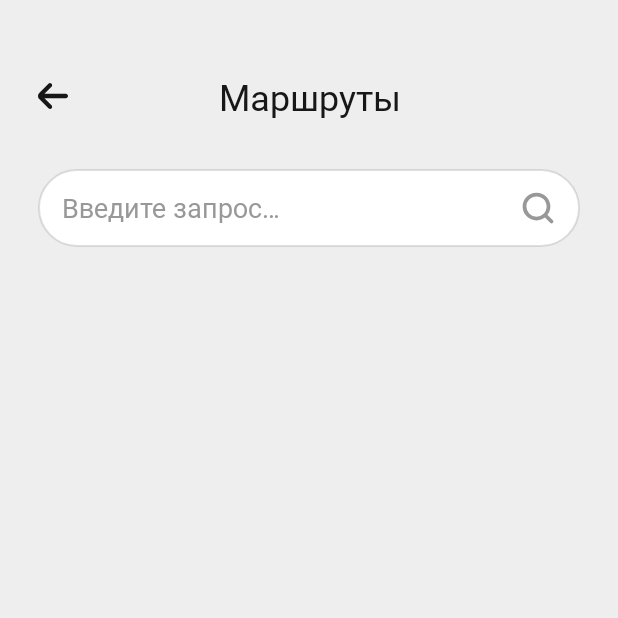
After one commit to SocialAutoanswer/Excursion-android, an Android app: the fragment TownRouteTypesFragment shown on its own in the app's theme, on a phone screen of 412 x 824 dp, the top half of it. The commit adds this screen. Run offline under Robolectric (Android 15) with nearby library versions, the phone set to English and light mode, and no system bars.

Commit message:
Implement fragment with back button example

```diff
--- a/android-kit/src/main/java/ru/bibaboba/kit/ui/BaseFragment.kt
+++ b/android-kit/src/main/java/ru/bibaboba/kit/ui/BaseFragment.kt
@@ -25,7 +25,7 @@ abstract class BaseFragment<VB: ViewBinding> (private val bindingClass: Class<VB
     @CallSuper
     override fun onViewCreated(view: View, savedInstanceState: Bundle?) {
         getStartData()
-        setUpViews()
+        setUpViews(view)
         setUpObservers()
     }
 
@@ -33,7 +33,7 @@ abstract class BaseFragment<VB: ViewBinding> (private val bindingClass: Class<VB
     protected open fun getStartData() { }
 
     /** Here you can set up text, click listeners etc */
-    protected open fun setUpViews() { }
+    protected open fun setUpViews(view: View) { }
 
     /** Here you can set up observers for [LiveData] or anything other observable */
     protected open fun setUpObservers() { }
--- a/app/src/main/java/ru/exursion/MainActivity.kt
+++ b/app/src/main/java/ru/exursion/MainActivity.kt
@@ -2,11 +2,14 @@ package ru.exursion
 
 import androidx.appcompat.app.AppCompatActivity
 import android.os.Bundle
+import androidx.navigation.NavController
 import androidx.navigation.fragment.NavHostFragment
 import androidx.navigation.ui.setupWithNavController
 import ru.exursion.databinding.ActivityMainBinding
 
 class MainActivity : AppCompatActivity() {
+
+    private var navController: NavController? = null
 
     override fun onCreate(savedInstanceState: Bundle?) {
         super.onCreate(savedInstanceState)
@@ -15,10 +18,15 @@ class MainActivity : AppCompatActivity() {
         setContentView(binding.root)
 
         val navHostFragment = supportFragmentManager.findFragmentById(R.id.nav_container) as NavHostFragment
+        navController = navHostFragment.navController
 
         with(binding) {
             mainBottomNavigation.itemIconTintList = null
-            mainBottomNavigation.setupWithNavController(navHostFragment.navController)
+            navController?.let { mainBottomNavigation.setupWithNavController(it) }
         }
     }
+
+    override fun onBackPressed() {
+        if (navController?.popBackStack() == false) super.onBackPressed()
+    }
 }
--- a/app/src/main/java/ru/exursion/SplashActivity.kt
+++ b/app/src/main/java/ru/exursion/SplashActivity.kt
@@ -16,6 +16,7 @@ class SplashActivity : AppCompatActivity() {
 
         binding.animationView.startAnimatedVectorDrawable(R.drawable.animation_splash) {
             startActivity(Intent(this, MainActivity::class.java))
+            finish()
         }
     }
 
--- a/app/src/main/java/ru/exursion/routes/TownsDelegateAdapter.kt
+++ b/app/src/main/java/ru/exursion/routes/TownsDelegateAdapter.kt
@@ -4,10 +4,13 @@ import com.bumptech.glide.Glide
 import com.livermor.delegateadapter.delegate.ViewBindingDelegateAdapter
 import ru.exursion.databinding.ItemTownBinding
 
-class TownsDelegateAdapter : ViewBindingDelegateAdapter<TownItem, ItemTownBinding>(ItemTownBinding::inflate) {
+class TownsDelegateAdapter(
+    private val onTownClick: (TownItem) -> Unit
+) : ViewBindingDelegateAdapter<TownItem, ItemTownBinding>(ItemTownBinding::inflate) {
 
     override fun ItemTownBinding.onBind(item: TownItem) {
         townName.text = item.name
+        root.setOnClickListener { onTownClick(item) }
 
         Glide.with(backgroundImage)
             .load(item.image)
--- a/app/src/main/java/ru/exursion/routes/ui/ChooseTownFragment.kt
+++ b/app/src/main/java/ru/exursion/routes/ui/ChooseTownFragment.kt
@@ -1,20 +1,19 @@
 package ru.exursion.routes.ui
 
 import android.content.Context
-import android.os.Bundle
-import android.view.LayoutInflater
+
 import android.view.View
-import android.view.ViewGroup
 import androidx.core.view.isVisible
 import androidx.fragment.app.viewModels
 import androidx.lifecycle.ViewModelProvider
+import androidx.navigation.fragment.findNavController
 import com.livermor.delegateadapter.delegate.CompositeDelegateAdapter
 import ru.bibaboba.kit.states.StateMachine
 import ru.bibaboba.kit.ui.BaseFragment
+import ru.exursion.R
 import ru.exursion.databinding.FragmentChooseTownBinding
 import ru.exursion.inject
 import ru.exursion.routes.TownsDelegateAdapter
-import ru.exursion.routes.TownsUseCase
 import ru.exursion.routes.vm.ChooseTownViewModel
 import javax.inject.Inject
 
@@ -30,14 +29,16 @@ class ChooseTownFragment : BaseFragment<FragmentChooseTownBinding>(FragmentChoos
         .addReadyState()
         .build()
 
-    private val adapter = CompositeDelegateAdapter(TownsDelegateAdapter())
+    private val adapter = CompositeDelegateAdapter(TownsDelegateAdapter {
+        findNavController().navigate(R.id.fragment_town_routes)
+    })
 
     override fun onAttach(context: Context) {
         super.onAttach(context)
         inject()
     }
 
-    override fun setUpViews() {
+    override fun setUpViews(view: View) {
         binding.townsList.adapter = adapter
     }
 
--- /dev/null
+++ b/app/src/main/java/ru/exursion/routes/ui/TownRouteTypesFragment.kt
@@ -0,0 +1,13 @@
+package ru.exursion.routes.ui
+
+import ru.exursion.R
+import ru.exursion.databinding.FragmentTownRouteTypesBinding
+import ru.exursion.shared.ui.BackButtonFragment
+
+class TownRouteTypesFragment : BackButtonFragment<FragmentTownRouteTypesBinding>(FragmentTownRouteTypesBinding::class.java) {
+
+    override fun getTitleId(): Int = R.string.screen_town_routes_title
+
+
+
+}
--- /dev/null
+++ b/app/src/main/java/ru/exursion/routes/vm/TownRouteTypesViewModel.kt
@@ -0,0 +1,13 @@
+package ru.exursion.routes.vm
+
+import ru.bibaboba.kit.RxStateViewModel
+import ru.bibaboba.kit.states.Effect
+import ru.bibaboba.kit.states.State
+
+class TownRouteTypesViewModel : RxStateViewModel<TownRouteTypesViewModel.RoutesState, Effect>() {
+
+    sealed class RoutesState : State {
+        data object Loading: RoutesState()
+        //data class Ready(val routes: List<>): RoutesState()
+    }
+}
--- /dev/null
+++ b/app/src/main/java/ru/exursion/shared/ui/BackButtonFragment.kt
@@ -0,0 +1,39 @@
+package ru.exursion.shared.ui
+
+import android.os.Bundle
+import android.view.View
+import androidx.annotation.CallSuper
+import androidx.annotation.StringRes
+import androidx.viewbinding.ViewBinding
+import ru.bibaboba.kit.ui.BaseFragment
+import ru.bibaboba.kit.ui.utils.inflateBinding
+import ru.exursion.databinding.FragmentBackButtonBinding
+
+abstract class BackButtonFragment<VB: ViewBinding>(
+    private val childBindingClass: Class<VB>
+) : BaseFragment<FragmentBackButtonBinding>(FragmentBackButtonBinding::class.java) {
+
+    private var _childBinding: VB? = null
+    protected val childBinding get() = _childBinding!!
+
+    @StringRes
+    protected abstract fun getTitleId(): Int
+
+    @CallSuper
+    override fun onViewCreated(view: View, savedInstanceState: Bundle?) {
+
+        _childBinding = childBindingClass.inflateBinding(layoutInflater, binding.container)
+
+        binding.backButton.setOnClickListener { activity?.onBackPressed() }
+        binding.title.setText(getTitleId())
+        binding.container.addView(childBinding.root)
+
+        super.onViewCreated(view, savedInstanceState)
+    }
+
+    @CallSuper
+    override fun onDestroyView() {
+        super.onDestroyView()
+        _childBinding = null
+    }
+}
--- /dev/null
+++ b/app/src/main/res/drawable/ic_arrow_left.xml
@@ -0,0 +1,9 @@
+<vector xmlns:android="http://schemas.android.com/apk/res/android"
+    android:width="20dp"
+    android:height="17dp"
+    android:viewportWidth="20"
+    android:viewportHeight="17">
+  <path
+      android:pathData="M18.571,7.09H4.286L8.986,2.425C9.12,2.294 9.226,2.137 9.298,1.964C9.371,1.791 9.408,1.606 9.408,1.419C9.408,1.232 9.371,1.046 9.298,0.874C9.226,0.701 9.12,0.544 8.986,0.412C8.718,0.148 8.356,0 7.979,0C7.601,0 7.239,0.148 6.971,0.412L0.843,6.508C0.306,7.038 0.003,7.756 0,8.507C0.007,9.253 0.31,9.966 0.843,10.492L6.971,16.588C7.105,16.719 7.263,16.823 7.436,16.894C7.61,16.965 7.796,17.001 7.984,17C8.171,16.999 8.357,16.962 8.53,16.89C8.703,16.818 8.861,16.713 8.993,16.581C9.125,16.449 9.23,16.292 9.301,16.12C9.372,15.947 9.409,15.763 9.408,15.576C9.407,15.39 9.37,15.206 9.297,15.034C9.225,14.862 9.119,14.706 8.986,14.575L4.286,9.925H18.571C18.95,9.925 19.314,9.776 19.582,9.51C19.85,9.244 20,8.883 20,8.507C20,8.131 19.85,7.771 19.582,7.505C19.314,7.239 18.95,7.09 18.571,7.09Z"
+      android:fillColor="?attr/exc_icon_color_on_background"/>
+</vector>
--- /dev/null
+++ b/app/src/main/res/layout/fragment_back_button.xml
@@ -0,0 +1,24 @@
+<?xml version="1.0" encoding="utf-8"?>
+<LinearLayout xmlns:android="http://schemas.android.com/apk/res/android"
+    xmlns:tools="http://schemas.android.com/tools"
+    style="@style/MatchParent.Vertical">
+
+    <FrameLayout
+        style="@style/MatchParentWrapContent.MarginTop_48dp">
+
+        <ImageView
+            android:id="@+id/back_button"
+            style="@style/Icon.Back" />
+
+        <TextView
+            android:id="@+id/title"
+            style="@style/Text.H2.Center"
+            tools:text="Маршруты" />
+
+    </FrameLayout>
+
+    <FrameLayout
+        android:id="@+id/container"
+        style="@style/MatchParent" />
+
+</LinearLayout>
--- /dev/null
+++ b/app/src/main/res/layout/fragment_town_route_types.xml
@@ -0,0 +1,15 @@
+<?xml version="1.0" encoding="utf-8"?>
+<androidx.constraintlayout.widget.ConstraintLayout xmlns:android="http://schemas.android.com/apk/res/android"
+    xmlns:app="http://schemas.android.com/apk/res-auto"
+    style="@style/MatchParent">
+
+    <ru.exursion.shared.ui.ExcSearchView
+        android:id="@+id/search"
+        style="@style/ExcSearchView.MarginHorizontal_25dp.MarginTop_32dp"
+        android:hint="@string/screen_choose_town_search_hint"
+        app:endIcon="@drawable/ic_search"
+        app:layout_constraintStart_toStartOf="parent"
+        app:layout_constraintEnd_toEndOf="parent"
+        app:layout_constraintTop_toTopOf="parent" />
+
+</androidx.constraintlayout.widget.ConstraintLayout>
--- a/app/src/main/res/navigation/main_navigation.xml
+++ b/app/src/main/res/navigation/main_navigation.xml
@@ -22,4 +22,8 @@
 		android:id="@+id/fragment_profile"
 		android:name="ru.exursion.profile.ProfileFragment" />
 
+	<fragment
+		android:id="@+id/fragment_town_routes"
+		android:name="ru.exursion.routes.ui.TownRouteTypesFragment" />
+
 </navigation>
--- a/app/src/main/res/values/attrs.xml
+++ b/app/src/main/res/values/attrs.xml
@@ -48,6 +48,7 @@
     <attr name="exc_icon_color_primary_active" format="color" />
     <attr name="exc_icon_color_primary_default" format="color" />
     <attr name="exc_icon_near_text_color" format="color" />
+    <attr name="exc_icon_color_on_background" format="color" />
 
 
     <attr name="exc_search_view_style" format="reference" />
--- a/app/src/main/res/values/strings.xml
+++ b/app/src/main/res/values/strings.xml
@@ -11,4 +11,6 @@
     <string name="screen_choose_town_title">Выберите город</string>
     <string name="screen_choose_town_search_hint">Введите запрос…</string>
 
+    <string name="screen_town_routes_title">Маршруты</string>
+
 </resources>
--- a/app/src/main/res/values/styles.xml
+++ b/app/src/main/res/values/styles.xml
@@ -42,6 +42,10 @@
     <style name="MatchParentWrapContent">
         <item name="android:layout_width">match_parent</item>
         <item name="android:layout_height">wrap_content</item>
+    </style>
+
+    <style name="MatchParentWrapContent.MarginTop_48dp">
+        <item name="android:layout_marginTop">48dp</item>
     </style>
 
     <style name="MatchParentWrapContent.Vertical">
--- a/app/src/main/res/values/styles_exc_search_view.xml
+++ b/app/src/main/res/values/styles_exc_search_view.xml
@@ -15,7 +15,12 @@
         <item name="android:layout_marginEnd">25dp</item>
     </style>
 
+    <style name="ExcSearchView.MarginHorizontal_25dp.MarginTop_32dp">
+        <item name="android:layout_marginTop">32dp</item>
+    </style>
+
     <style name="ExcSearchView.MarginHorizontal_25dp.MarginTop_48dp">
         <item name="android:layout_marginTop">48dp</item>
     </style>
+
 </resources>
--- /dev/null
+++ b/app/src/main/res/values/styles_icon.xml
@@ -0,0 +1,11 @@
+<?xml version="1.0" encoding="utf-8"?>
+<resources>
+
+    <style name="Icon" parent="WrapContent" />
+
+    <style name="Icon.Back">
+        <item name="android:layout_gravity">center_vertical</item>
+        <item name="android:src">@drawable/ic_arrow_left</item>
+        <item name="android:layout_marginStart">25dp</item>
+    </style>
+</resources>
--- a/app/src/main/res/values/styles_text.xml
+++ b/app/src/main/res/values/styles_text.xml
@@ -8,6 +8,10 @@
 
     <style name="Text.H2">
         <item name="android:textSize">24sp</item>
+    </style>
+
+    <style name="Text.H2.Center">
+        <item name="android:gravity">center</item>
     </style>
 
     <style name="Text.H2.ColorOnImage">
--- a/app/src/main/res/values/themes.xml
+++ b/app/src/main/res/values/themes.xml
@@ -31,12 +31,13 @@
 
         <item name="exc_text_color_main">@color/cynical_black</item>
         <item name="exc_text_color_on_image">@color/white</item>
+        <item name="exc_text_color_hint">@color/folklore_fog</item>
 
         <item name="exc_icon_color_primary_active">@color/kazan_orange</item>
         <item name="exc_icon_color_primary_default">@color/white</item>
         <item name="exc_icon_color_primary">@color/selector_icon_primary</item>
         <item name="exc_icon_near_text_color">@color/folklore_fog</item>
-        <item name="exc_text_color_hint">@color/folklore_fog</item>
+        <item name="exc_icon_color_on_background">@color/cynical_black</item>
 
         <item name="exc_input_error_color">@color/romax_red</item>
         <item name="exc_input_stroke_color_default">@color/folklore_fog_30</item>
```
